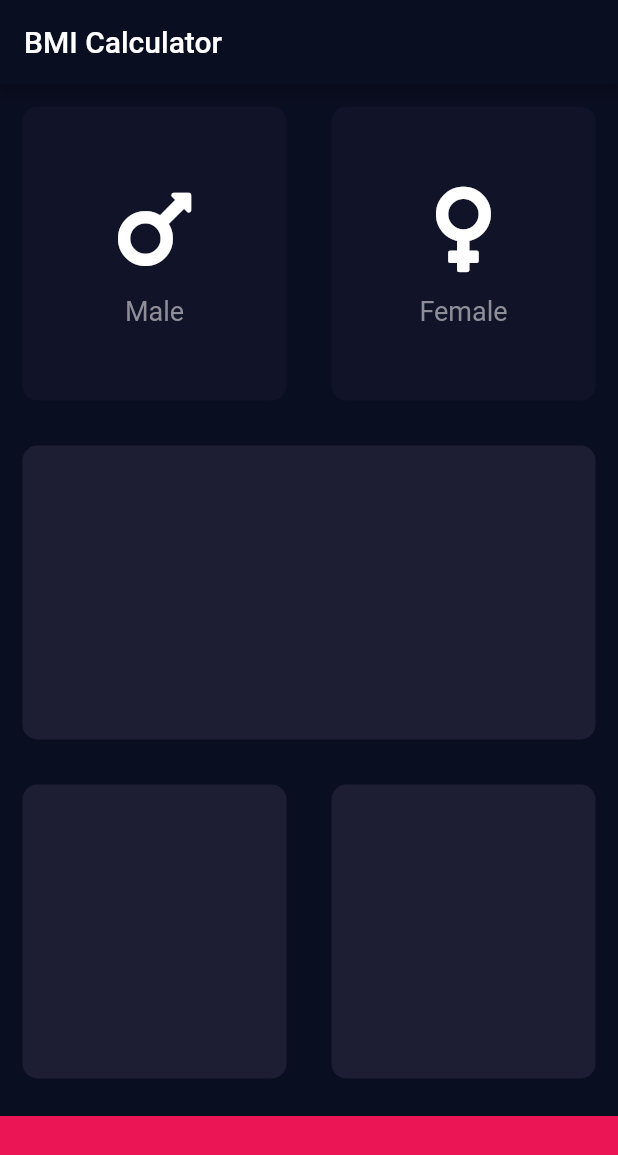
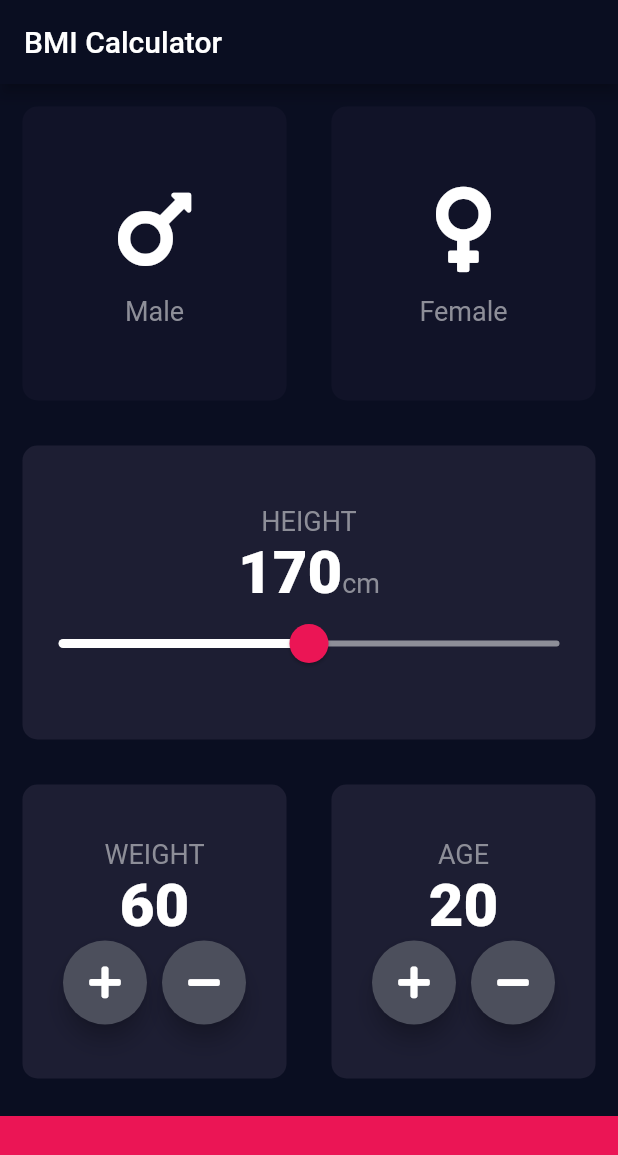
Before and after one commit to mittalsam98/bmi_calculator, a Flutter app: the screen it shows after launch, on a phone screen of 412 x 824 dp. Shown: the top 1155 px of the screen. Run offline on Flutter 3.47's test engine with Material 2 defaults, Android fonts, the phone set to English and light mode, and no system bars; our stand-ins replace font_awesome_flutter.

Commit message:
added entire UI

```diff
--- /dev/null
+++ b/lib/constants.dart
@@ -0,0 +1,9 @@
+import 'package:flutter/material.dart';
+
+const kLabelStyle = TextStyle(fontSize: 18, color: Color(0xFF8D8E98));
+
+const double kBottomContainerHeight = 80;
+const kActiveCardColor = Color(0xFF1D1E33);
+const kInactiveCardColor = Color(0xFF111328);
+const kBottomContainerColor = Color(0xFFEB1555);
+const kNumberStyle = TextStyle(fontSize: 40, fontWeight: FontWeight.w900);
--- a/lib/icon_content.dart
+++ b/lib/icon_content.dart
@@ -1,6 +1,5 @@
 import 'package:flutter/material.dart';
-
-const style = TextStyle(fontSize: 18, color: Color(0xFF8D8E98));
+import 'constants.dart';
 
 class IconContent extends StatelessWidget {
   IconContent({this.icon, this.label});
@@ -22,7 +21,7 @@ class IconContent extends StatelessWidget {
         ),
         Text(
           label,
-          style: style,
+          style: kLabelStyle,
         )
       ],
     );
--- a/lib/input_page.dart
+++ b/lib/input_page.dart
@@ -1,12 +1,9 @@
+import 'package:flutter/cupertino.dart';
 import 'package:flutter/material.dart';
 import 'package:font_awesome_flutter/font_awesome_flutter.dart';
 import 'icon_content.dart';
 import 'resuable_card.dart';
-
-const double bottomContainerHeight = 80;
-const activeCardColor = Color(0xFF1D1E33);
-const inactiveCardColor = Color(0xFF111328);
-const bottomContainerColor = Color(0xFFEB1555);
+import 'constants.dart';
 
 enum Gender { male, female }
 
@@ -17,7 +14,9 @@ class InputPage extends StatefulWidget {
 
 class _InputPageState extends State<InputPage> {
   Gender selectedGender;
-
+  int height = 170;
+  int weight = 60;
+  int age = 20;
   @override
   Widget build(BuildContext context) {
     return Scaffold(
@@ -25,6 +24,7 @@ class _InputPageState extends State<InputPage> {
         title: Text('BMI Calculator'),
       ),
       body: Column(
+        crossAxisAlignment: CrossAxisAlignment.stretch,
         children: <Widget>[
           Expanded(
             child: Row(
@@ -32,63 +32,203 @@ class _InputPageState extends State<InputPage> {
               crossAxisAlignment: CrossAxisAlignment.center,
               children: <Widget>[
                 Expanded(
-                  child: GestureDetector(
-                    onTap: () {
+                  child: ReuseableCard(
+                    colour: selectedGender == Gender.male
+                        ? kActiveCardColor
+                        : kInactiveCardColor,
+                    cardChild:
+                        IconContent(icon: FontAwesomeIcons.mars, label: 'Male'),
+                    onPress: () {
                       setState(() {
                         selectedGender = Gender.male;
                       });
                     },
+                  ),
+                ),
+                Expanded(
                   child: ReuseableCard(
-                      colour: selectedGender == Gender.male
-                          ? activeCardColor
-                          : inactiveCardColor,
+                    colour: selectedGender == Gender.female
+                        ? kActiveCardColor
+                        : kInactiveCardColor,
                     cardChild: IconContent(
-                          icon: FontAwesomeIcons.mars, label: 'Male'),
+                        icon: FontAwesomeIcons.venus, label: 'Female'),
+                    onPress: () {
+                      setState(() {
+                        selectedGender = Gender.female;
+                      });
+                    },
+                  ),
+                ),
+              ],
+            ),
+          ),
+          Expanded(
+            child: ReuseableCard(
+              colour: kActiveCardColor,
+              cardChild: Column(
+                mainAxisAlignment: MainAxisAlignment.center,
+                children: <Widget>[
+                  Text(
+                    'HEIGHT',
+                    style: kLabelStyle,
+                  ),
+                  Row(
+                    mainAxisAlignment: MainAxisAlignment.center,
+                    crossAxisAlignment: CrossAxisAlignment.baseline,
+                    textBaseline: TextBaseline.alphabetic,
+                    children: <Widget>[
+                      Text(
+                        height.toString(),
+                        style: kNumberStyle,
+                      ),
+                      Text('cm', style: kLabelStyle)
+                    ],
+                  ),
+                  SliderTheme(
+                    data: SliderThemeData(
+                      thumbShape: RoundSliderThumbShape(enabledThumbRadius: 13),
+                      activeTrackColor: Colors.white,
+                      thumbColor: Color(0xFFEB1555),
+                      inactiveTrackColor: Color(0xFF8D8E98),
+                      overlayColor: Color(0x29EB1555),
+                    ),
+                    child: Slider(
+                      value: height.toDouble(),
+                      min: 120,
+                      max: 220,
+//                      activeColor: Color(0xFFEB1555),
+//                      inactiveColor: Color(0xFF8D8E98),
+                      onChanged: (value) {
+                        setState(() {
+                          height = value.round();
+                        });
+                      },
+                    ),
+                  )
+                ],
               ),
             ),
           ),
           Expanded(
-                  child: GestureDetector(
-                    onTap: () {
+            child: Row(
+              children: <Widget>[
+                Expanded(
+                  child: ReuseableCard(
+                    colour: kActiveCardColor,
+                    cardChild: Column(
+                      mainAxisAlignment: MainAxisAlignment.center,
+                      children: <Widget>[
+                        Text(
+                          'WEIGHT',
+                          style: kLabelStyle,
+                        ),
+                        Text(
+                          weight.toString(),
+                          style: kNumberStyle,
+                        ),
+                        Row(
+                          mainAxisAlignment: MainAxisAlignment.center,
+                          children: <Widget>[
+                            RoundIconButton(
+                              icon: FontAwesomeIcons.plus,
+                              onPressed: () {
                                 setState(() {
-                        selectedGender = Gender.female;
+                                  weight++;
                                 });
                               },
+                            ),
+                            SizedBox(
+                              width: 10,
+                            ),
+                            RoundIconButton(
+                              icon: FontAwesomeIcons.minus,
+                              onPressed: () {
+                                setState(() {
+                                  setState(() {
+                                    weight--;
+                                  });
+                                });
+                              },
+                            ),
+                          ],
+                        )
+                      ],
+                    ),
+                  ),
+                ),
+                Expanded(
                   child: ReuseableCard(
-                      colour: selectedGender == Gender.female
-                          ? activeCardColor
-                          : inactiveCardColor,
-                      cardChild: IconContent(
-                          icon: FontAwesomeIcons.venus, label: 'Female'),
+                    colour: kActiveCardColor,
+                    cardChild: Column(
+                      mainAxisAlignment: MainAxisAlignment.center,
+                      children: <Widget>[
+                        Text(
+                          'AGE',
+                          style: kLabelStyle,
+                        ),
+                        Text(
+                          age.toString(),
+                          style: kNumberStyle,
+                        ),
+                        Row(
+                          mainAxisAlignment: MainAxisAlignment.center,
+                          children: <Widget>[
+                            RoundIconButton(
+                              icon: FontAwesomeIcons.plus,
+                              onPressed: () {
+                                setState(() {
+                                  age++;
+                                });
+                              },
+                            ),
+                            SizedBox(
+                              width: 10,
+                            ),
+                            RoundIconButton(
+                              icon: FontAwesomeIcons.minus,
+                              onPressed: () {
+                                setState(() {
+                                  age--;
+                                });
+                              },
+                            )
+                          ],
+                        )
+                      ],
                     ),
                   ),
                 ),
               ],
             ),
           ),
-          Expanded(
-            child: ReuseableCard(colour: activeCardColor),
-          ),
-          Expanded(
-            child: Row(
-              children: <Widget>[
-                Expanded(
-                  child: ReuseableCard(colour: activeCardColor),
-                ),
-                Expanded(
-                  child: ReuseableCard(colour: activeCardColor),
-                ),
-              ],
-            ),
-          ),
           Container(
-            color: bottomContainerColor,
+            color: kBottomContainerColor,
             margin: EdgeInsets.only(top: 10),
             width: double.infinity,
-            height: bottomContainerHeight,
+            height: kBottomContainerHeight,
           )
         ],
       ),
     );
   }
 }
+
+class RoundIconButton extends StatelessWidget {
+  RoundIconButton({@required this.icon, @required this.onPressed});
+  final Function onPressed;
+  final IconData icon;
+  @override
+  Widget build(BuildContext context) {
+    return RawMaterialButton(
+      child: Icon(icon),
+      elevation: 6,
+      constraints: BoxConstraints.tightFor(
+        width: 56.0,
+        height: 56.0,
+      ),
+      onPressed: onPressed,
+      fillColor: Color(0xFF4C4F5C),
+      shape: CircleBorder(),
+    );
+  }
+}
--- a/lib/resuable_card.dart
+++ b/lib/resuable_card.dart
@@ -1,19 +1,22 @@
 import 'package:flutter/material.dart';
 
 class ReuseableCard extends StatelessWidget {
-  ReuseableCard({@required this.colour, this.cardChild});
+  ReuseableCard({@required this.colour, this.cardChild, this.onPress});
 
   final Color colour;
   final Widget cardChild;
-
+  final Function onPress;
   @override
   Widget build(BuildContext context) {
-    return Container(
-      child: cardChild,
-      margin: EdgeInsets.all(15),
-      decoration: BoxDecoration(
-        color: colour,
-        borderRadius: BorderRadius.circular(10),
+    return GestureDetector(
+      onTap: onPress,
+      child: Container(
+        child: cardChild,
+        margin: EdgeInsets.all(15),
+        decoration: BoxDecoration(
+          color: colour,
+          borderRadius: BorderRadius.circular(10),
+        ),
       ),
     );
   }
```
Lines whose indentation alone changed are shown as unchanged.
